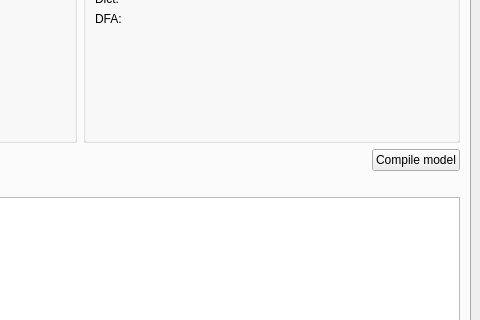
Qt form sam/src/main.ui (KDE/simon) before a commit; both pictures show x 320 to 800 and y 141 to 461 of the 800 by 600 pixel window.
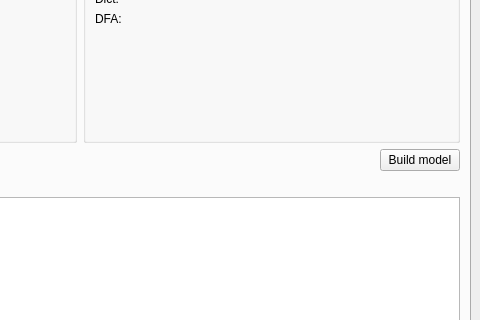
The same form after that commit. Custom widgets are drawn as their Qt base class.

Patch:
```diff
--- a/sam/src/main.ui
+++ b/sam/src/main.ui
@@ -198,7 +198,7 @@
           <item>
            <widget class="KPushButton" name="pbCompileModel">
             <property name="text">
-             <string>Compile model</string>
+             <string>Build model</string>
             </property>
            </widget>
           </item>
```
